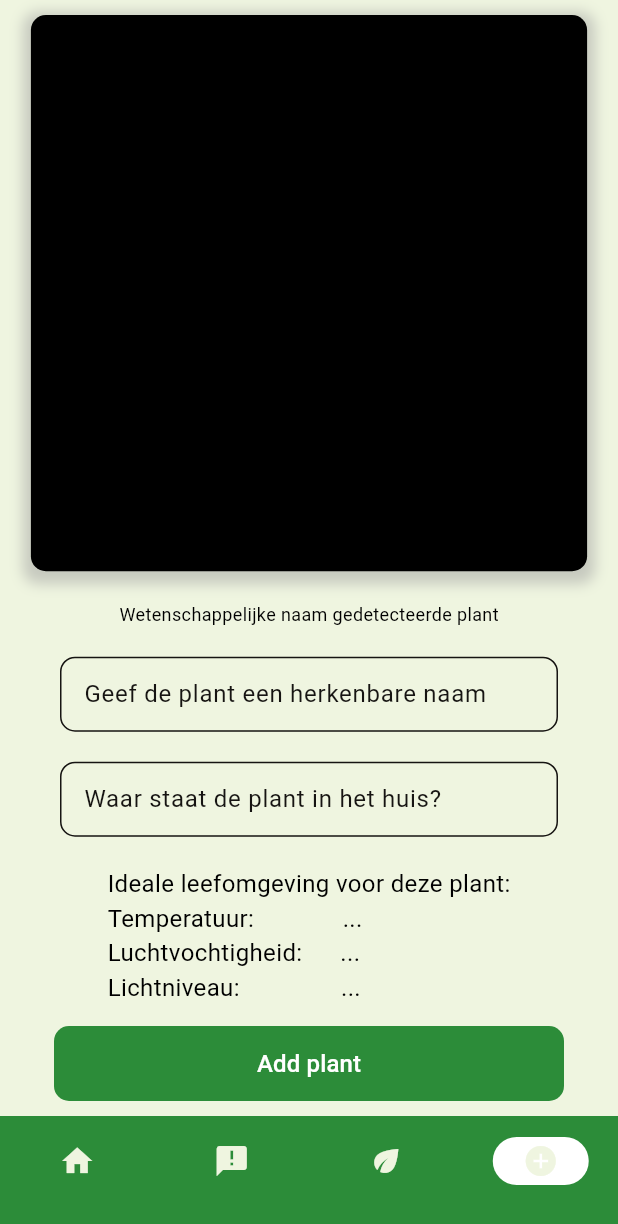
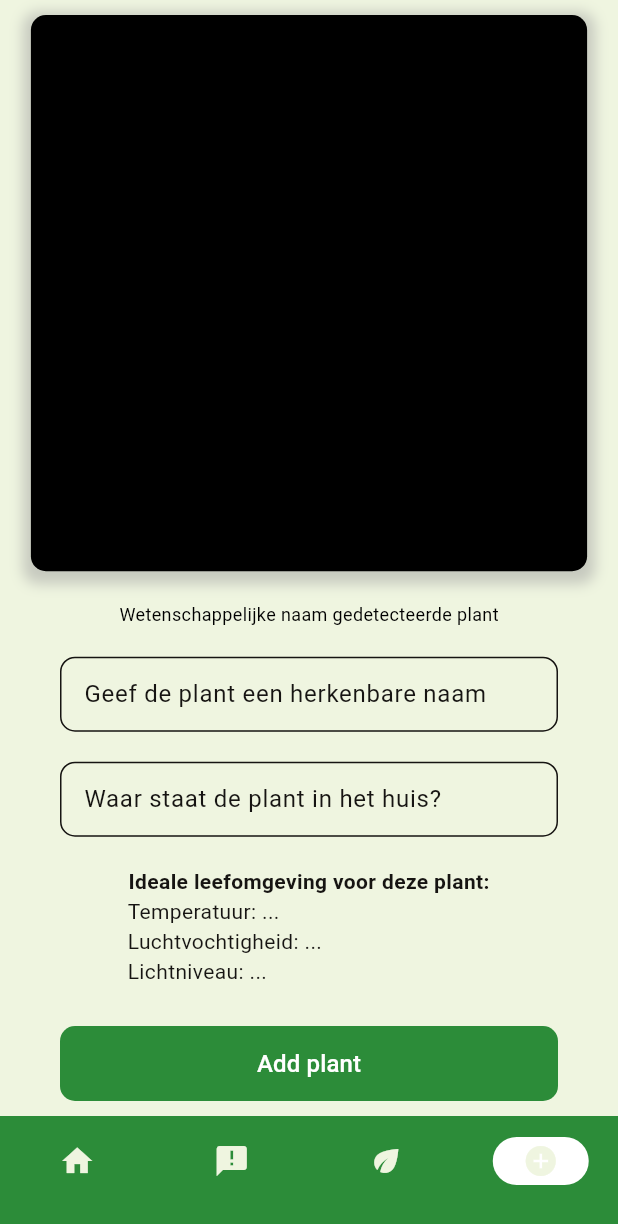
Before and after one commit to argelbagel/ISENSIOT_GrowthGuardian_App, a Flutter app: the screen it shows after launch, swiped to page 4, on a phone screen of 412 x 824 dp. Shown: the top 1224 px of the screen. Run offline on Flutter 3.47's test engine with Material 2 defaults, Android fonts, the phone set to English and light mode, and no system bars.

Commit message:
Update addPage.dart

```diff
--- a/growth_guardian/lib/views/addPage.dart
+++ b/growth_guardian/lib/views/addPage.dart
@@ -108,19 +108,47 @@ class _AddPageState extends State<AddPage> {
           ),
           Padding(
             padding: const EdgeInsets.all(10.0),
-            child: Text(
-              "Ideale leefomgeving voor deze plant:\nTemperatuur:              ...\nLuchtvochtigheid:      ...\nLichtniveau:                ...",
-              style: TextStyle(
-                fontSize: 16.0,
-                color: Colors.black,
-              ),
+              child: Column(
+                children: [
+                  Text(
+                    'Ideale leefomgeving voor deze plant:',
+                    style: TextStyle(fontWeight: FontWeight.bold),
+                  ),
+                  Padding(
+                    padding: const EdgeInsets.only(left: 75.0),
+                    child: Row(
+                      children: [
+                        Text('Temperatuur: '),
+                        Text('...'),
+                      ],
+                    ),
+                  ),
+                  Padding(
+                    padding: const EdgeInsets.only(left: 75.0),
+                    child: Row(
+                      children: [
+                        Text('Luchtvochtigheid: '),
+                        Text('...'),
+                      ],
+                    ),
+                  ),
+                  Padding(
+                    padding: const EdgeInsets.only(left: 75.0),
+                    child: Row(
+                      children: [
+                        Text('Lichtniveau: '),
+                      Text('...'),
+                    ],
+                                    ),
+                  ),
+              ],
             ),
           ),
           Expanded(
             child: Align(
               alignment: Alignment.bottomCenter,
               child: Padding(
-                padding: EdgeInsets.only(bottom: 10.0),
+                padding: EdgeInsets.symmetric(horizontal: 40, vertical: 10.0),
                 child: Container(
                   width: 340.0,
                   height: 50.0,
```
